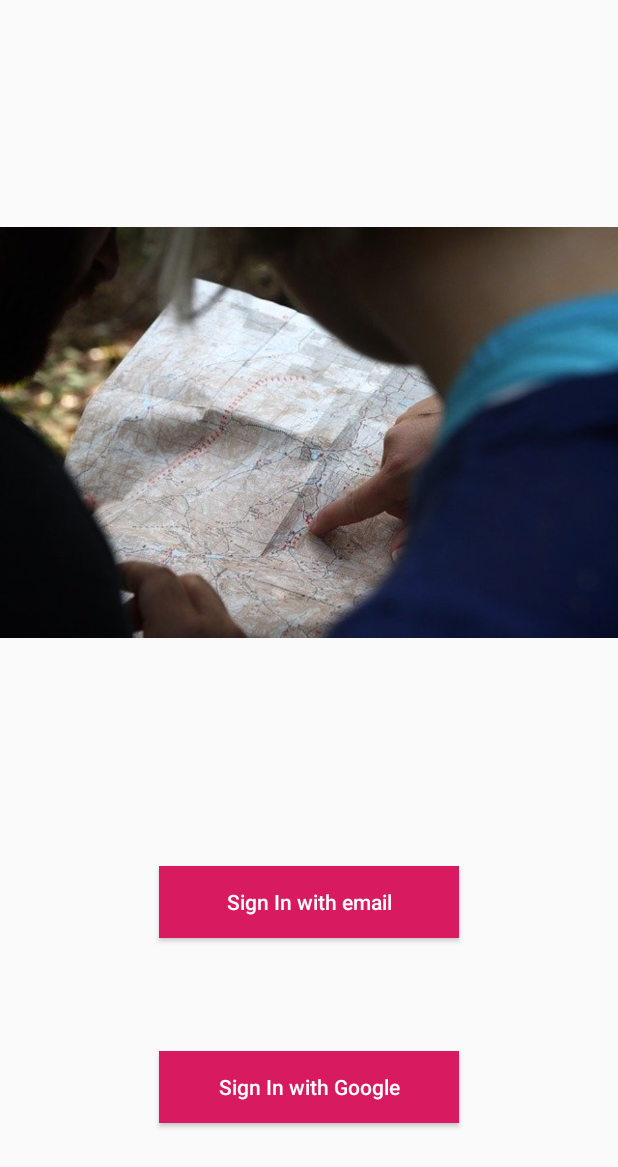
After one commit to msbazzik/LocationReminder, an Android app: the layout custom_picker_layout.xml on its own in the app's theme, with its tools: preview values and no code run, on a phone screen of 412 x 824 dp. The commit adds this screen. Shown: the top 1167 px of the screen. Run offline under Robolectric (Android 15) with nearby library versions, the phone set to English and light mode, and no system bars.

Commit message:
customize firebase picker screen

```diff
--- a/app/src/main/java/com/udacity/project4/authentication/AuthenticationActivity.kt
+++ b/app/src/main/java/com/udacity/project4/authentication/AuthenticationActivity.kt
@@ -9,11 +9,13 @@ import android.widget.Toast
 import androidx.activity.viewModels
 import androidx.appcompat.app.AppCompatActivity
 import androidx.lifecycle.Observer
+import com.firebase.ui.auth.AuthMethodPickerLayout
 import com.firebase.ui.auth.AuthUI
 import com.firebase.ui.auth.IdpResponse
 import com.google.firebase.auth.FirebaseAuth
 import com.udacity.project4.R
 import com.udacity.project4.locationreminders.RemindersActivity
+
 
 /**
  * This class should be the starting point of the app, It asks the users to sign in / register, and redirects the
@@ -49,8 +51,8 @@ class AuthenticationActivity : AppCompatActivity() {
             }
         })
 
-//          TODO: a bonus is to customize the sign in flow to look nice using :
-        //https://github.com/firebase/FirebaseUI-Android/blob/master/auth/README.md#custom-layout
+//      Customize the sign in flow to look nice using :
+        // https://github.com/firebase/FirebaseUI-Android/blob/master/auth/README.md#custom-layout
 
     }
 
@@ -59,10 +61,17 @@ class AuthenticationActivity : AppCompatActivity() {
             AuthUI.IdpConfig.EmailBuilder().build(), AuthUI.IdpConfig.GoogleBuilder().build()
         )
 
+        val customLayout = AuthMethodPickerLayout.Builder(R.layout.custom_picker_layout)
+            .setGoogleButtonId(R.id.sign_in_google)
+            .setEmailButtonId(R.id.sign_in_email)
+            .build()
+
+
         startActivityForResult(
             AuthUI.getInstance()
                 .createSignInIntentBuilder()
                 .setAvailableProviders(providers)
+                .setAuthMethodPickerLayout(customLayout)
                 .build(),
             SIGN_IN_RESULT_CODE
         )
--- a/app/src/main/java/com/udacity/project4/locationreminders/geofence/GeofenceTransitionsJobIntentService.kt
+++ b/app/src/main/java/com/udacity/project4/locationreminders/geofence/GeofenceTransitionsJobIntentService.kt
@@ -26,7 +26,6 @@ class GeofenceTransitionsJobIntentService : JobIntentService(), CoroutineScope {
     companion object {
         private const val JOB_ID = 573
 
-        //        TODO: call this to start the JobIntentService to handle the geofencing transition events
         fun enqueueWork(context: Context, intent: Intent) {
             enqueueWork(
                 context,
--- /dev/null
+++ b/app/src/main/res/layout/custom_picker_layout.xml
@@ -0,0 +1,43 @@
+<?xml version="1.0" encoding="utf-8"?>
+<androidx.constraintlayout.widget.ConstraintLayout xmlns:android="http://schemas.android.com/apk/res/android"
+    xmlns:app="http://schemas.android.com/apk/res-auto"
+    android:layout_width="match_parent"
+    android:layout_height="match_parent">
+
+
+    <ImageView
+        android:id="@+id/imageView2"
+        android:layout_width="match_parent"
+        android:layout_height="wrap_content"
+        app:layout_constraintBottom_toTopOf="@+id/sign_in_email"
+        app:layout_constraintEnd_toEndOf="parent"
+        app:layout_constraintStart_toStartOf="parent"
+        app:layout_constraintTop_toTopOf="parent"
+        app:srcCompat="@drawable/map" />
+
+    <Button
+        android:id="@+id/sign_in_email"
+        android:layout_width="200dp"
+        android:layout_height="wrap_content"
+        android:background="@color/colorAccent"
+        android:text="Sign In with email"
+        android:textAllCaps="false"
+        android:textColor="@color/white"
+        app:layout_constraintBottom_toTopOf="@+id/sign_in_google"
+        app:layout_constraintEnd_toEndOf="parent"
+        app:layout_constraintStart_toStartOf="parent"
+        app:layout_constraintTop_toBottomOf="@+id/imageView2" />
+
+    <Button
+        android:id="@+id/sign_in_google"
+        android:layout_width="200dp"
+        android:layout_height="wrap_content"
+        android:background="@color/colorAccent"
+        android:text="Sign In with Google"
+        android:textAllCaps="false"
+        android:textColor="@color/white"
+        app:layout_constraintBottom_toBottomOf="parent"
+        app:layout_constraintEnd_toEndOf="parent"
+        app:layout_constraintStart_toStartOf="parent"
+        app:layout_constraintTop_toBottomOf="@+id/sign_in_email" />
+</androidx.constraintlayout.widget.ConstraintLayout>
```
Also changed, not shown: 1 other file.
